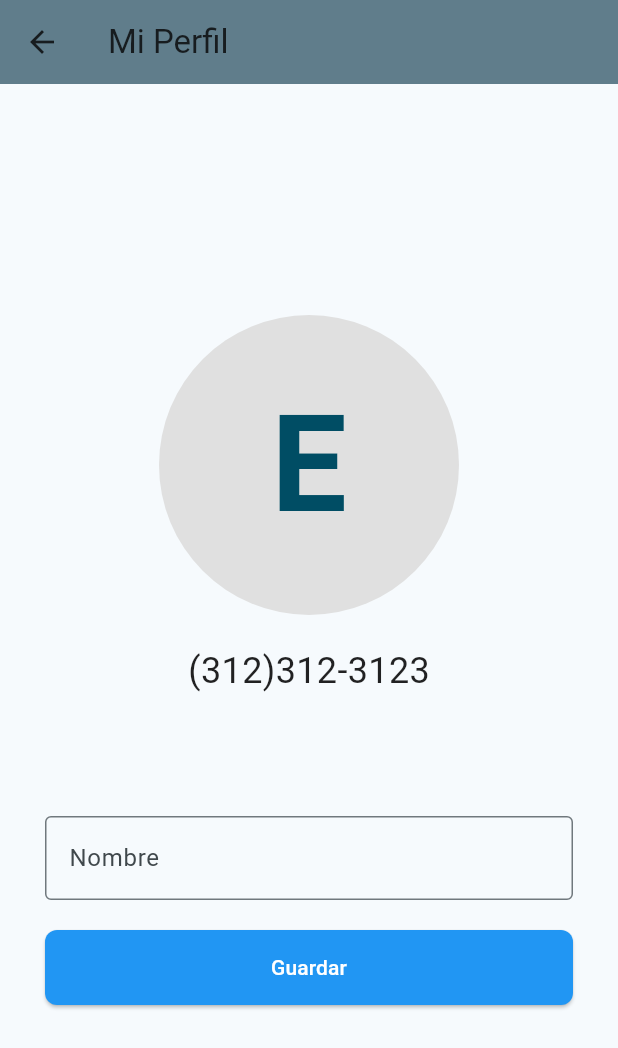
After one commit to befastcol/mobile-app, a Flutter app: the Home screen opened directly, after a tap on the "menu" icon, after a tap on "Mi perfil", on a phone screen of 412 x 824 dp. The commit adds this screen. Shown: the top 1048 px of the screen. Run offline on Flutter 3.47's test engine with Material 3 defaults, Android fonts, the phone set to English and light mode, and no system bars; our stand-ins replace google_maps_flutter, pin_code_fields.

Commit message:
Add menu items and colors (#4)

```diff
--- a/lib/main.dart
+++ b/lib/main.dart
@@ -23,6 +23,6 @@ class MyApp extends StatelessWidget {
           colorScheme: ColorScheme.fromSeed(seedColor: Colors.blueGrey),
           useMaterial3: true,
         ),
-        home: const Home());
+        home: const Login());
   }
 }
--- a/lib/screens/home/main.dart
+++ b/lib/screens/home/main.dart
@@ -1,5 +1,6 @@
 import 'dart:async';
 
+import 'package:be_fast/widgets/my_drawer.dart';
 import 'package:flutter/material.dart';
 
 import 'package:google_maps_flutter/google_maps_flutter.dart';
@@ -12,6 +13,8 @@ class Home extends StatefulWidget {
 }
 
 class _HomeState extends State<Home> {
+  final GlobalKey<ScaffoldState> _scaffoldKey = GlobalKey<ScaffoldState>();
+
   final Completer<GoogleMapController> _controller =
       Completer<GoogleMapController>();
 
@@ -23,6 +26,14 @@ class _HomeState extends State<Home> {
   @override
   Widget build(BuildContext context) {
     return Scaffold(
+      key: _scaffoldKey,
+      drawer: const MyDrawer(),
+      floatingActionButton: FloatingActionButton(
+        backgroundColor: Colors.white,
+        child: const Icon(Icons.menu),
+        onPressed: () => _scaffoldKey.currentState?.openDrawer(),
+      ),
+      floatingActionButtonLocation: FloatingActionButtonLocation.startTop,
       body: GoogleMap(
         mapType: MapType.normal,
         initialCameraPosition: _initialCameraPosition,
--- /dev/null
+++ b/lib/screens/home/profile.dart
@@ -0,0 +1,106 @@
+import 'package:flutter/material.dart';
+
+class Profile extends StatefulWidget {
+  const Profile({super.key});
+
+  @override
+  State<Profile> createState() => _ProfileState();
+}
+
+class _ProfileState extends State<Profile> {
+  final GlobalKey<FormState> _formKey = GlobalKey<FormState>();
+  late TextEditingController _nameController;
+
+  @override
+  void initState() {
+    super.initState();
+    _nameController = TextEditingController();
+  }
+
+  @override
+  void dispose() {
+    _nameController.dispose();
+    super.dispose();
+  }
+
+  @override
+  Widget build(BuildContext context) {
+    return Scaffold(
+      appBar: AppBar(
+        backgroundColor: Colors.blueGrey,
+        title: const Text(
+          "Mi Perfil",
+        ),
+        surfaceTintColor: Colors.transparent,
+      ),
+      body: Form(
+        key: _formKey,
+        child: Center(
+          child: Container(
+            margin: const EdgeInsets.symmetric(horizontal: 30),
+            child: SingleChildScrollView(
+              child: Column(
+                mainAxisAlignment: MainAxisAlignment.center,
+                children: [
+                  CircleAvatar(
+                    radius: 100,
+                    backgroundColor: Colors.grey[300],
+                    child: const Text(
+                      'E',
+                      style: TextStyle(
+                          fontSize: 90.0, fontWeight: FontWeight.bold),
+                    ),
+                  ),
+                  const SizedBox(
+                    height: 20,
+                  ),
+                  const Text(
+                    "(312)312-3123",
+                    style: TextStyle(fontSize: 24, color: Colors.black87),
+                  ),
+                  const SizedBox(
+                    height: 80,
+                  ),
+                  TextFormField(
+                    controller: _nameController,
+                    keyboardType: TextInputType.text,
+                    decoration: const InputDecoration(
+                        border: OutlineInputBorder(),
+                        labelText: 'Nombre',
+                        hintText: 'Nombre Apellido'),
+                    validator: (value) {
+                      if (value == null || value.isEmpty) {
+                        return 'Introduce tu nombre por favor';
+                      }
+                      return null;
+                    },
+                  ),
+                  const SizedBox(
+                    height: 20,
+                  ),
+                  SizedBox(
+                    width: double.infinity,
+                    child: ElevatedButton(
+                      onPressed: () {},
+                      style: ElevatedButton.styleFrom(
+                        minimumSize: const Size(double.infinity, 50),
+                        shape: RoundedRectangleBorder(
+                          borderRadius: BorderRadius.circular(8),
+                        ),
+                        backgroundColor: Colors.blue,
+                      ),
+                      child: const Text(
+                        'Guardar',
+                        style: TextStyle(color: Colors.white),
+                      ),
+                    ),
+                  ),
+                ],
+              ),
+            ),
+          ),
+        ),
+      ),
+    );
+  }
+}
--- a/lib/screens/login/name/main.dart
+++ b/lib/screens/login/name/main.dart
@@ -65,7 +65,7 @@ class _NameState extends State<Name> {
                       decoration: const InputDecoration(
                           border: OutlineInputBorder(),
                           labelText: 'Nombre',
-                          hintText: 'Erick Llerenas'),
+                          hintText: 'Nombre Apellido'),
                       validator: (value) {
                         if (value == null || value.isEmpty) {
                           return 'Introduce tu nombre por favor';
@@ -79,10 +79,11 @@ class _NameState extends State<Name> {
                       child: ElevatedButton(
                         onPressed: () {
                           if (_formKey.currentState!.validate()) {
-                            Navigator.push(
+                            Navigator.pushAndRemoveUntil(
                               context,
                               MaterialPageRoute(
                                   builder: (context) => const Home()),
+                              (Route<dynamic> route) => false,
                             );
                           }
                         },
--- /dev/null
+++ b/lib/widgets/my_drawer.dart
@@ -0,0 +1,120 @@
+import 'package:be_fast/screens/home/orders.dart';
+import 'package:be_fast/screens/home/profile.dart';
+import 'package:flutter/material.dart';
+
+class MyDrawer extends StatefulWidget {
+  const MyDrawer({super.key});
+
+  @override
+  State<MyDrawer> createState() => _MyDrawerState();
+}
+
+class _MyDrawerState extends State<MyDrawer> {
+  late bool hasAdminAccess;
+  late bool hasDeliveryAccess;
+
+  @override
+  void initState() {
+    hasAdminAccess = true;
+    hasDeliveryAccess = false;
+    super.initState();
+  }
+
+  @override
+  Widget build(BuildContext context) {
+    return Drawer(
+      child: ListView(
+        padding: EdgeInsets.zero,
+        children: [
+          UserAccountsDrawerHeader(
+            currentAccountPicture: CircleAvatar(
+              radius: 10,
+              backgroundColor: Colors.yellow[600],
+              child: const Text(
+                'E',
+                style: TextStyle(fontSize: 30.0, fontWeight: FontWeight.bold),
+              ),
+            ),
+            currentAccountPictureSize: const Size(60, 60),
+            accountEmail: const Text('(312)312-3123'),
+            accountName: const Text(
+              'Eduardo Apps',
+              style: TextStyle(fontSize: 24.0),
+            ),
+            decoration: const BoxDecoration(
+              color: Color.fromRGBO(39, 50, 112, 1),
+            ),
+          ),
+          ListTile(
+            leading: const Icon(Icons.person),
+            trailing: const Icon(Icons.navigate_next),
+            title: const Text('Mi perfil'),
+            onTap: () {
+              Navigator.push(
+                context,
+                MaterialPageRoute(builder: (context) => const Profile()),
+              );
+            },
+          ),
+          ListTile(
+            leading: const Icon(Icons.list),
+            trailing: const Icon(Icons.navigate_next),
+            title: const Text('Mis pedidos'),
+            onTap: () {
+              Navigator.push(
+                context,
+                MaterialPageRoute(builder: (context) => const Orders()),
+              );
+            },
+          ),
+          ListTile(
+            leading: const Icon(Icons.settings),
+            trailing: const Icon(Icons.navigate_next),
+            title: const Text('Configuración'),
+            onTap: () {
+              // Update the state of the app.
+              // ...
+            },
+          ),
+          const Divider(),
+          if (!hasDeliveryAccess && !hasAdminAccess)
+            ListTile(
+              leading: const Icon(Icons.motorcycle),
+              trailing: const Icon(Icons.navigate_next),
+              title: const Text('Quiero ser repartidor'),
+              onTap: () {
+                // Acción al presionar
+              },
+            ),
+          if (hasDeliveryAccess)
+            ListTile(
+              leading: const Icon(Icons.motorcycle),
+              trailing: const Icon(Icons.navigate_next),
+              title: const Text('Mis viajes'),
+              onTap: () {
+                // Acción al presionar
+              },
+            ),
+          if (hasAdminAccess)
+            ListTile(
+              leading: const Icon(Icons.motorcycle),
+              trailing: const Icon(Icons.navigate_next),
+              title: const Text('Repartidores'),
+              onTap: () {
+                // Acción al presionar
+              },
+            ),
+          if (hasAdminAccess)
+            ListTile(
+              leading: const Icon(Icons.people),
+              trailing: const Icon(Icons.navigate_next),
+              title: const Text('Usuarios'),
+              onTap: () {
+                // Acción al presionar
+              },
+            ),
+        ],
+      ),
+    );
+  }
+}
```
Also changed, not shown: lib/screens/home/orders.dart (added, +90 -0 lines), lib/screens/login/phone_verification/main.dart (+6 -1 lines).
